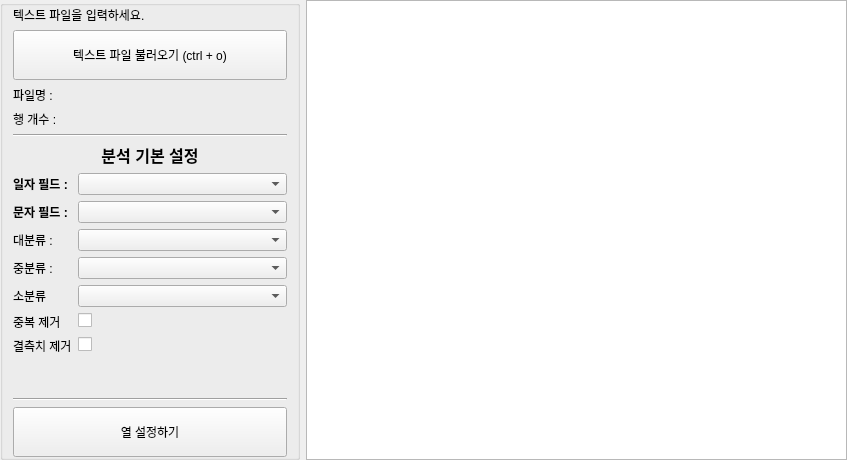
The window that src/ui/FileInput.ui (suime/text_dash) describes before a commit, drawn with Qt 5.
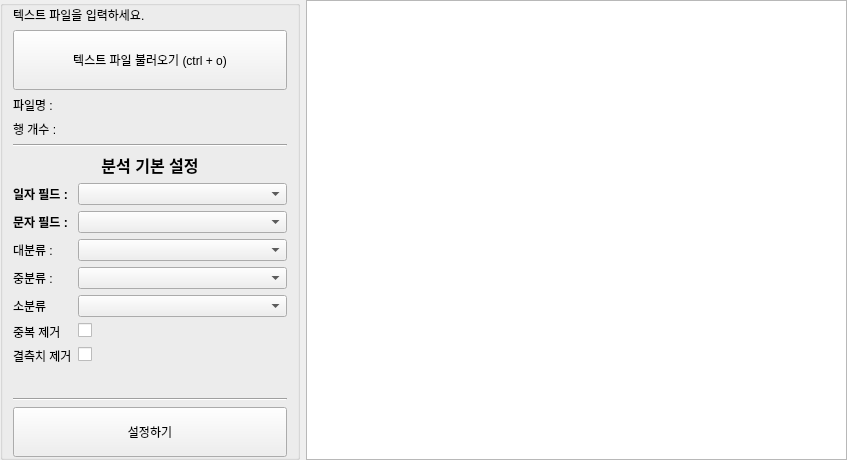
The same window after the commit. Icons and pictures are not drawn.

```diff
--- a/src/ui/FileInput.ui
+++ b/src/ui/FileInput.ui
@@ -83,9 +83,15 @@
         <property name="minimumSize">
          <size>
           <width>0</width>
-          <height>50</height>
+          <height>60</height>
          </size>
         </property>
+        <property name="autoFillBackground">
+         <bool>false</bool>
+        </property>
+        <property name="styleSheet">
+         <string notr="true"/>
+        </property>
         <property name="text">
          <string>텍스트 파일 불러오기 (ctrl + o)</string>
         </property>
@@ -253,10 +259,7 @@
          </size>
         </property>
         <property name="text">
-         <string>열 설정하기</string>
-        </property>
-        <property name="icon">
-         <iconset theme="QIcon::ThemeIcon::AddressBookNew"/>
+         <string>설정하기</string>
         </property>
         <property name="shortcut">
          <string>Ctrl+Return</string>
```
Left out of the diff: 60 changed lines with no effect on the pictures.
